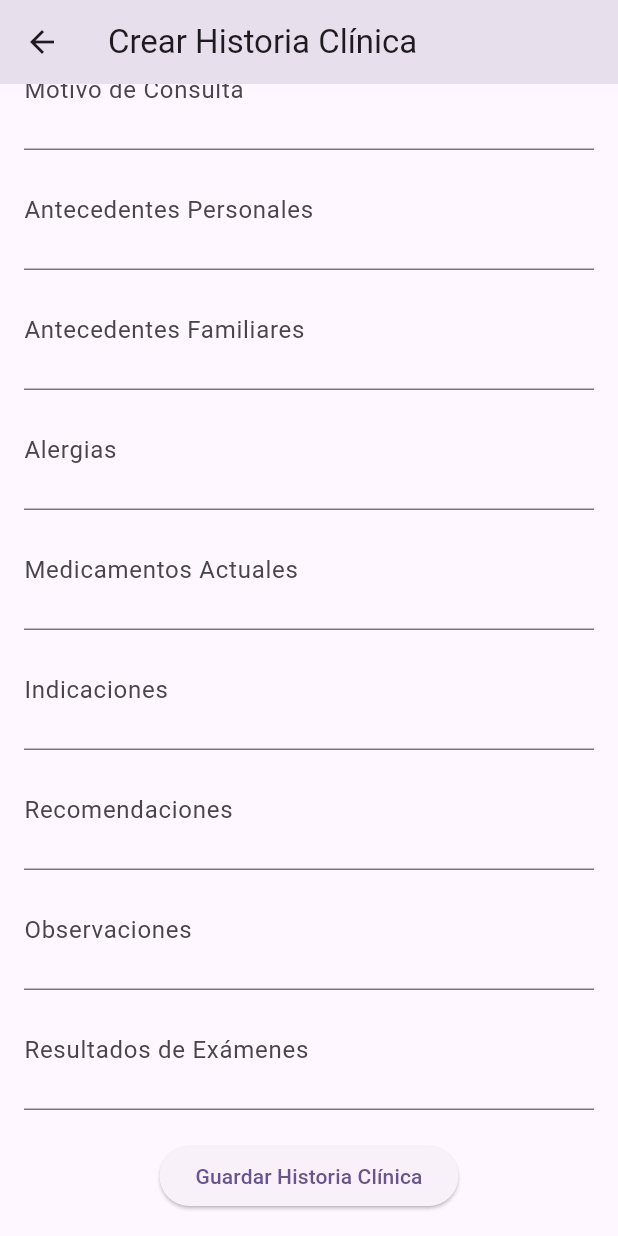
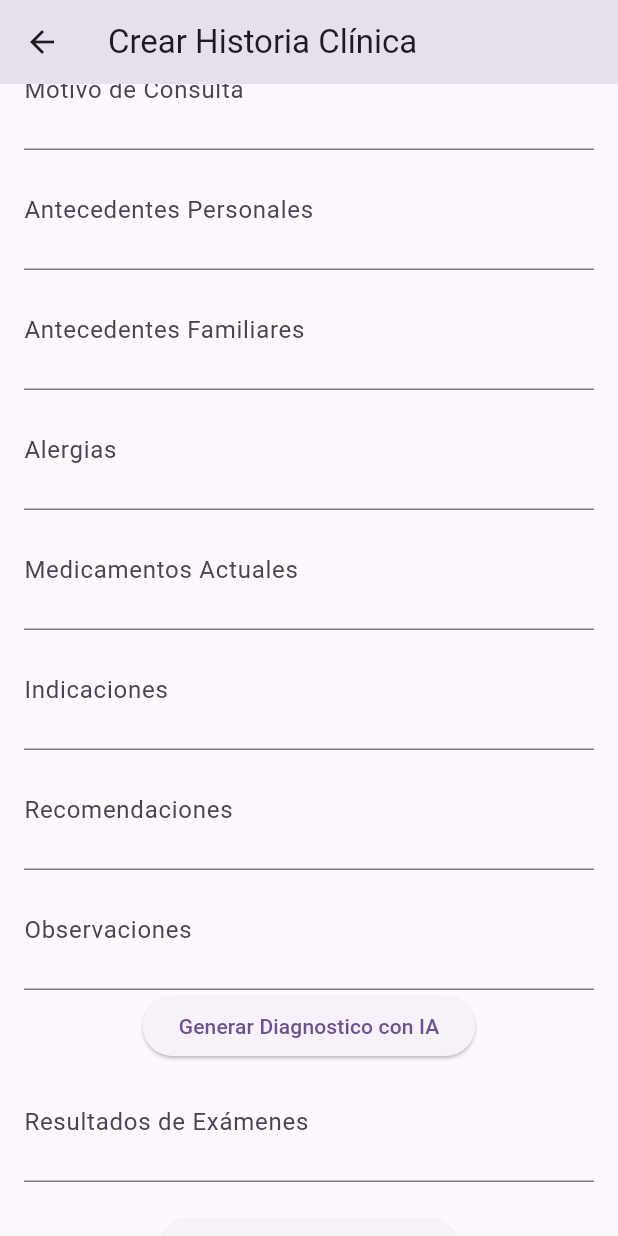
Before and after one commit to alxcript/SM2_ExamenUnidad3, a Flutter app: the CrearHistoriaClinicaPage screen opened directly with empty values, scrolled down 260 dp, on a phone screen of 412 x 824 dp. Run offline on Flutter 3.47's test engine with Material 3 defaults, Android fonts, the phone set to English and light mode, and no system bars; our stand-ins replace sqflite; accounts and stored records are empty.

Commit message:
diagnostico medico de apoyo mediante IA

```diff
--- a/aplicativo_movil/lib/views/crear_historia_clinica_page.dart
+++ b/aplicativo_movil/lib/views/crear_historia_clinica_page.dart
@@ -96,6 +96,13 @@ class _CrearHistoriaClinicaPageState extends State<CrearHistoriaClinicaPage> {
     );
   }
 
+  void _generarDiagnosticoIA() async {
+    String diagnostico = await _controller.generarDiagnosticoIA();
+    setState(() {
+      _resultadosExamenesController.text = diagnostico;
+    });
+  }
+
   @override
   Widget build(BuildContext context) {
     return Scaffold(
@@ -175,6 +182,10 @@ class _CrearHistoriaClinicaPageState extends State<CrearHistoriaClinicaPage> {
               decoration: const InputDecoration(labelText: 'Observaciones'),
               maxLines: 2,
             ),
+            ElevatedButton(
+              onPressed: _generarDiagnosticoIA,
+              child: const Text('Generar Diagnostico con IA'),
+            ),
             TextField(
               controller: _resultadosExamenesController,
               decoration:
--- a/aplicativo_movil/pubspec.yaml
+++ b/aplicativo_movil/pubspec.yaml
@@ -37,6 +37,7 @@ dependencies:
   cupertino_icons: ^1.0.8
   sqflite: ^2.3.3+2
   path: ^1.9.0
+  http: ^1.2.2
 
 dev_dependencies:
   flutter_test:
```
Also changed, not shown: aplicativo_movil/lib/controllers/historia_clinica_controller.dart (+36 -0 lines), aplicativo_movil/pubspec.lock, 1 other file.
